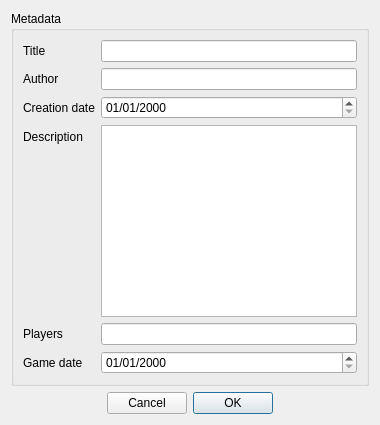
Above: sources/windows/MetadataDialog.ui from ViviCoder/GM-Assistant before the change. Below: the same form after it.
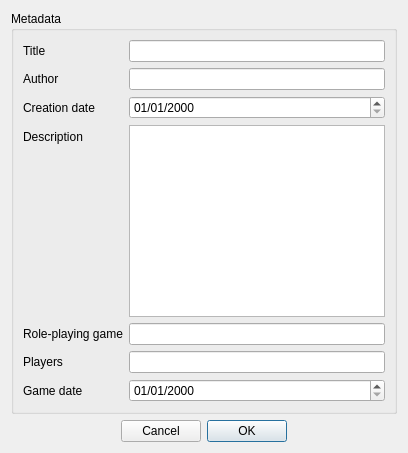
That is the form after the change.

Commit message: Issue #65: role-playing game added to metadata

Diff of the .ui file:
```diff
--- a/sources/windows/MetadataDialog.ui
+++ b/sources/windows/MetadataDialog.ui
@@ -70,30 +70,40 @@
       <item row="3" column="1">
        <widget class="QTextEdit" name="textDescription"/>
       </item>
-      <item row="4" column="0">
+      <item row="5" column="0">
        <widget class="QLabel" name="label_5">
         <property name="text">
          <string>Players</string>
         </property>
        </widget>
       </item>
-      <item row="4" column="1">
-       <widget class="QLineEdit" name="linePlayers"/>
-      </item>
       <item row="5" column="1">
+       <widget class="QLineEdit" name="linePlayers"/>
+      </item>
+      <item row="6" column="1">
        <widget class="QDateEdit" name="dateGame">
         <property name="displayFormat">
          <string notr="true">dd/MM/yyyy</string>
         </property>
        </widget>
       </item>
-      <item row="5" column="0">
+      <item row="6" column="0">
        <widget class="QLabel" name="label_6">
         <property name="text">
          <string>Game date</string>
         </property>
        </widget>
       </item>
+      <item row="4" column="1">
+       <widget class="QLineEdit" name="lineRpg"/>
+      </item>
+      <item row="4" column="0">
+       <widget class="QLabel" name="label_7">
+        <property name="text">
+         <string>Role-playing game</string>
+        </property>
+       </widget>
+      </item>
      </layout>
     </widget>
    </item>
```
Left out of the diff: 10 changed lines with no effect on the pictures. The commit also changes 4 other files.
